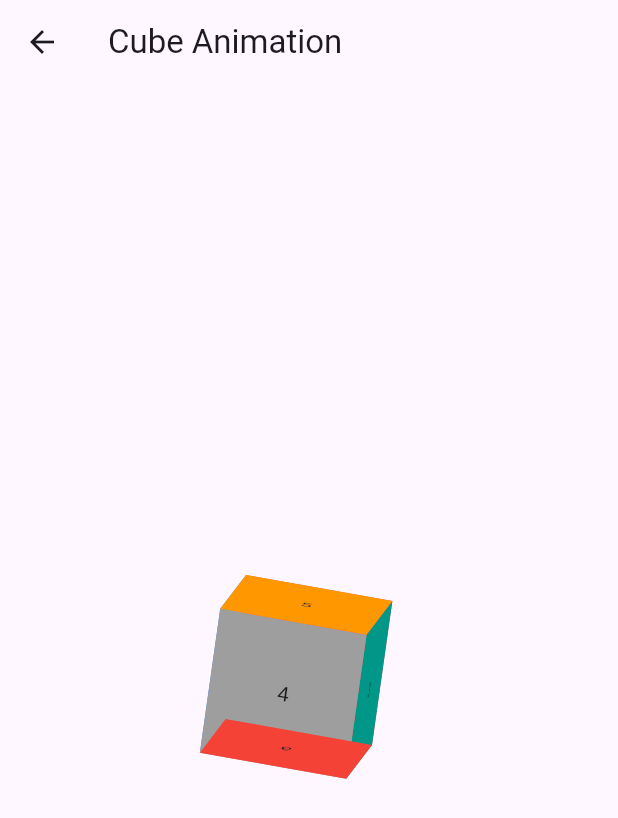
After one commit to webrror/flutter-animations, a Flutter app: the screen it shows after launch, after a tap on "Cube Animation", on a phone screen of 412 x 824 dp. The commit adds this screen. Shown: the top 818 px of the screen. Run offline on Flutter 3.47's test engine with Material 2 defaults, Android fonts, the phone set to English and light mode, and no system bars.

Commit message:
added example 3

```diff
--- a/lib/animations/example1.dart
+++ b/lib/animations/example1.dart
@@ -1,5 +1,5 @@
 import 'package:flutter/material.dart';
-import 'dart:math';
+import 'dart:math' show pi;
 
 class Example1 extends StatefulWidget {
   const Example1({super.key});
--- a/lib/animations/example2.dart
+++ b/lib/animations/example2.dart
@@ -1,5 +1,5 @@
 import 'package:flutter/material.dart';
-import 'dart:math';
+import 'dart:math' show pi;
 
 enum CircleSide { left, right }
 
@@ -162,7 +162,7 @@ class _Example2State extends State<Example2> with TickerProviderStateMixin {
                           child: Container(
                             width: 150,
                             height: 150,
-                            color: Colors.indigo,
+                            color: Colors.indigoAccent,
                           ),
                         ),
                       );
@@ -181,7 +181,7 @@ class _Example2State extends State<Example2> with TickerProviderStateMixin {
                           child: Container(
                             width: 150,
                             height: 150,
-                            color: Colors.amber,
+                            color: Colors.redAccent,
                           ),
                         ),
                       );
--- /dev/null
+++ b/lib/animations/example3.dart
@@ -0,0 +1,152 @@
+import 'dart:math' show pi;
+
+import 'package:flutter/material.dart';
+import 'package:vector_math/vector_math_64.dart' show Vector3;
+
+class Example3 extends StatefulWidget {
+  const Example3({super.key});
+
+  @override
+  State<Example3> createState() => _Example3State();
+}
+
+class _Example3State extends State<Example3> with TickerProviderStateMixin {
+  final widthHeight = 100.0;
+
+  late AnimationController _xController;
+  late AnimationController _yController;
+  late AnimationController _zController;
+
+  late Tween<double> _animation;
+
+  @override
+  void initState() {
+    super.initState();
+
+    _xController =
+        AnimationController(vsync: this, duration: const Duration(seconds: 30));
+    _yController =
+        AnimationController(vsync: this, duration: const Duration(seconds: 40));
+    _zController =
+        AnimationController(vsync: this, duration: const Duration(seconds: 50));
+
+    _animation = Tween<double>(begin: 0, end: pi * 2);
+  }
+
+  @override
+  void dispose() {
+    _xController.dispose();
+    _yController.dispose();
+    _zController.dispose();
+
+    super.dispose();
+  }
+
+  @override
+  Widget build(BuildContext context) {
+    _xController
+      ..reset()
+      ..repeat();
+
+    _yController
+      ..reset()
+      ..repeat();
+
+    _zController
+      ..reset()
+      ..repeat();
+
+    return Scaffold(
+      appBar: AppBar(
+        title: const Text("Cube Animation"),
+      ),
+      body: Center(
+        child: AnimatedBuilder(
+          animation:
+              Listenable.merge([_xController, _yController, _zController]),
+          builder: (context, child) {
+            return Transform(
+              alignment: Alignment.center,
+              transform: Matrix4.identity()
+                ..rotateX(_animation.evaluate(_xController))
+                ..rotateY(_animation.evaluate(_yController))
+                ..rotateZ(_animation.evaluate(_zController)),
+              child: Stack(
+                children: [
+                  // front
+                  Container(
+                    color: Colors.redAccent,
+                    width: widthHeight,
+                    height: widthHeight,
+                    child: const Center(child: Text("1")),
+                  ),
+                  // back
+
+                  //left
+                  Transform(
+                    alignment: Alignment.centerLeft,
+                    transform: Matrix4.identity()..rotateY(pi / 2),
+                    child: Container(
+                      color: Colors.blueAccent,
+                      width: widthHeight,
+                      height: widthHeight,
+                      child: const Center(child: Text("2")),
+                    ),
+                  ),
+
+                  //right
+                  Transform(
+                    alignment: Alignment.centerRight,
+                    transform: Matrix4.identity()..rotateY(-pi / 2),
+                    child: Container(
+                      color: Colors.teal,
+                      width: widthHeight,
+                      height: widthHeight,
+                      child: const Center(child: Text("3")),
+                    ),
+                  ),
+
+                  Transform(
+                    alignment: Alignment.center,
+                    transform: Matrix4.identity()
+                      ..translate(Vector3(0, 0, -widthHeight)),
+                    child: Container(
+                      color: Colors.grey,
+                      width: widthHeight,
+                      height: widthHeight,
+                      child: const Center(child: Text("4")),
+                    ),
+                  ),
+
+                  //top
+                  Transform(
+                    alignment: Alignment.topCenter,
+                    transform: Matrix4.identity()..rotateX(-pi / 2),
+                    child: Container(
+                      color: Colors.orange,
+                      width: widthHeight,
+                      height: widthHeight,
+                      child: const Center(child: Text("5")),
+                    ),
+                  ),
+
+                  //bottom
+                  Transform(
+                    alignment: Alignment.bottomCenter,
+                    transform: Matrix4.identity()..rotateX(pi / 2),
+                    child: Container(
+                      color: Colors.red,
+                      width: widthHeight,
+                      height: widthHeight,
+                      child: const Center(child: Text("6")),
+                    ),
+                  ),
+                ],
+              ),
+            );
+          },
+        ),
+      ),
+    );
+  }
+}
--- a/lib/main.dart
+++ b/lib/main.dart
@@ -1,6 +1,8 @@
 import 'package:anim1/animations/example1.dart';
 import 'package:anim1/animations/example2.dart';
 import 'package:flutter/material.dart';
+
+import 'animations/example3.dart';
 
 /*
   0.0 = 0 degrees
@@ -20,7 +22,8 @@ void main() {
     home: const Router(),
     routes: {
       '/e1':(context) => const Example1(),
-      '/e2':(context) => const Example2()
+      '/e2': (context) => const Example2(),
+      '/e3': (context) => const Example3()
     },
   ));
 }
@@ -58,6 +61,18 @@ class Router extends StatelessWidget {
               subtitle: const Text("Example 2"),
               trailing: const Icon(Icons.chevron_right_rounded),
             ),
+          ),
+          Card(
+            child: ListTile(
+              shape: RoundedRectangleBorder(
+                  borderRadius: BorderRadius.circular(8)),
+              onTap: () {
+                Navigator.pushNamed(context, '/e3');
+              },
+              title: const Text("Cube Animation"),
+              subtitle: const Text("Example 3"),
+              trailing: const Icon(Icons.chevron_right_rounded),
+            ),
           )
         ],
       ),
--- a/pubspec.yaml
+++ b/pubspec.yaml
@@ -35,6 +35,7 @@ dependencies:
   # The following adds the Cupertino Icons font to your application.
   # Use with the CupertinoIcons class for iOS style icons.
   cupertino_icons: ^1.0.2
+  vector_math: ^2.1.4
 
 dev_dependencies:
   flutter_test:
```
